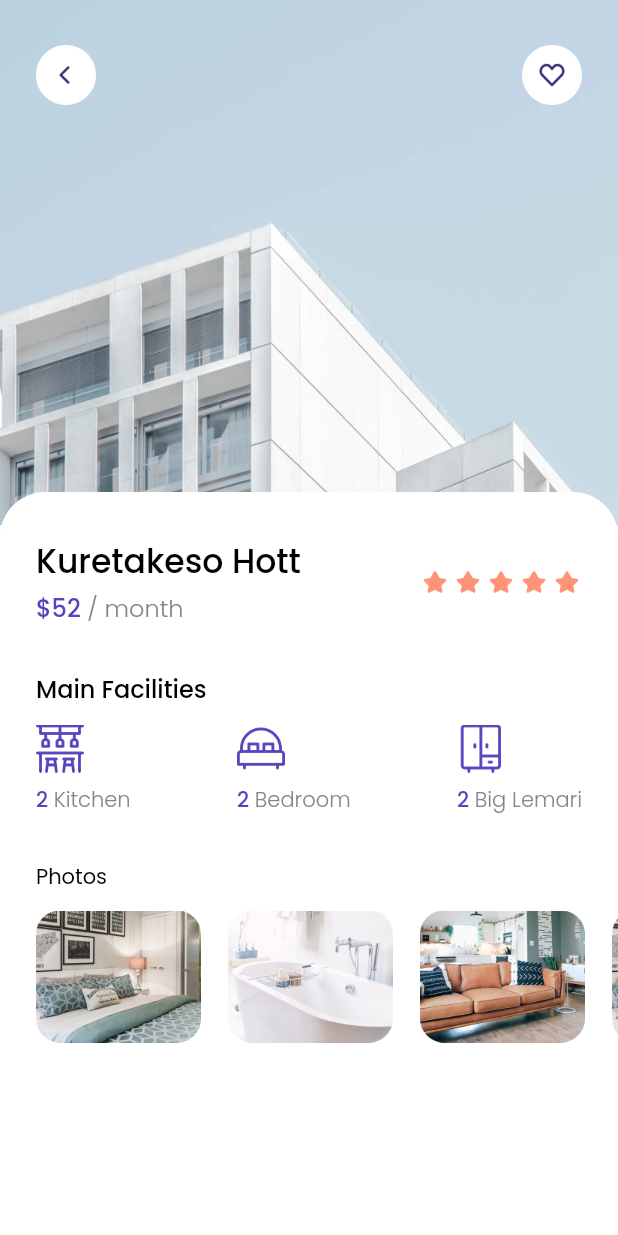
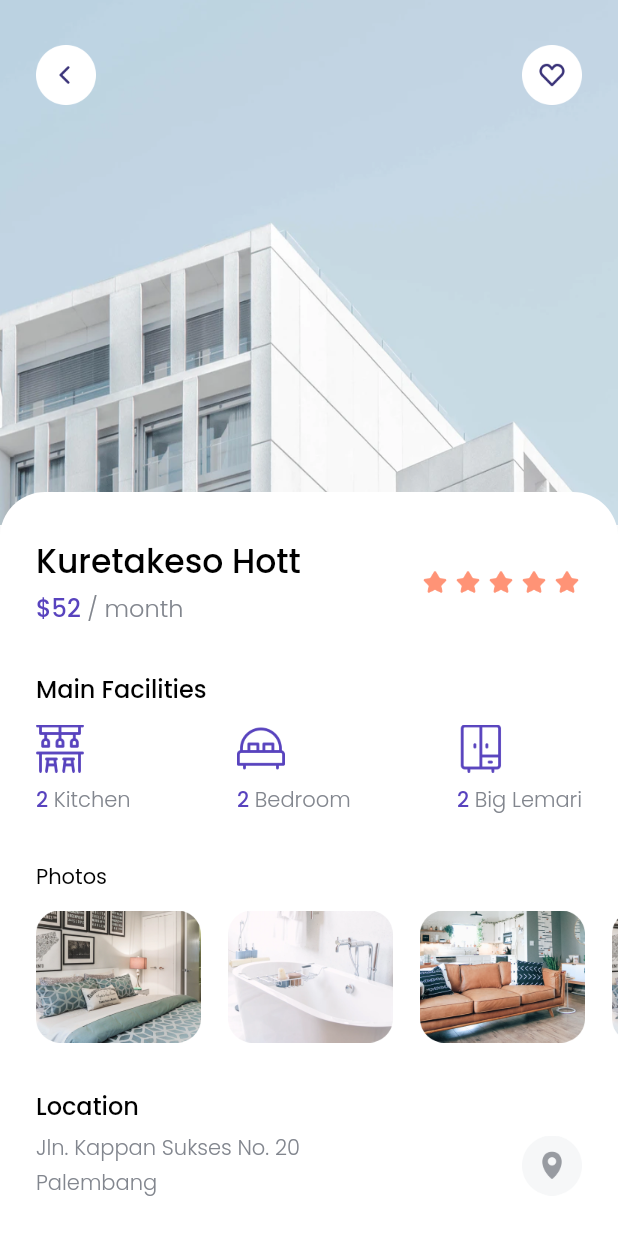
Before and after one commit to dyavas21/FindHouseApp, a Flutter app: the DetailPage screen opened directly, on a phone screen of 412 x 824 dp. Run offline on Flutter 3.47's test engine with Material 2 defaults, Android fonts, the light colour scheme and no system bars; our stand-ins replace google_fonts.

Commit message:
detail page 4

```diff
--- a/houseapp/lib/pages/detail_page.dart
+++ b/houseapp/lib/pages/detail_page.dart
@@ -42,16 +42,18 @@ class DetailPage extends StatelessWidget {
                 ],
               ),
             ),
-            Padding(
-              padding: const EdgeInsets.only(top: 328),
-              child: Container(
+            ListView(
+              children: [
+                SizedBox(
+                  height: 328,
+                ),
+                Container(
                   padding: EdgeInsets.only(
                     left: 24,
                     top: 30,
                     bottom: 40,
                   ),
-                width: double.infinity,
-                height: double.infinity,
+                  width: MediaQuery.of(context).size.width,
                   decoration: BoxDecoration(
                     color: Colors.white,
                     borderRadius: BorderRadius.only(
@@ -110,10 +112,19 @@ class DetailPage extends StatelessWidget {
                         height: 12,
                       ),
                       Slider(),
+                      SizedBox(
+                        height: 30,
+                      ),
+                      Location(),
+                      SizedBox(
+                        height: 40,
+                      ),
+                      Button(),
                     ],
                   ),
                 ),
-            )
+              ],
+            ),
           ],
         ),
       ),
@@ -218,4 +229,69 @@ class DetailPage extends StatelessWidget {
       ),
     );
   }
+
+  Widget Location() {
+    return Column(
+      crossAxisAlignment: CrossAxisAlignment.start,
+      children: [
+        Text(
+          'Location',
+          style: blackTestStyle.copyWith(
+            fontSize: 16,
+          ),
+        ),
+        SizedBox(
+          height: 6,
+        ),
+        Row(
+          children: [
+            Column(
+              crossAxisAlignment: CrossAxisAlignment.start,
+              children: [
+                Text(
+                  'Jln. Kappan Sukses No. 20',
+                  style: greyTestStyle,
+                ),
+                SizedBox(
+                  height: 2,
+                ),
+                Text(
+                  'Palembang',
+                  style: greyTestStyle,
+                ),
+              ],
+            ),
+            Spacer(),
+            Padding(
+              padding: const EdgeInsets.only(right: 24),
+              child: Image.asset(
+                'assets/btn_map.png',
+                width: 40,
+              ),
+            ),
+          ],
+        ),
+      ],
+    );
   }
+
+  Widget Button() {
+    return Container(
+      margin: EdgeInsets.only(right: 24),
+      height: 50,
+      width: double.infinity,
+      decoration: BoxDecoration(
+        borderRadius: BorderRadius.circular(17),
+        color: purpleColor,
+      ),
+      child: Center(
+        child: Text(
+          'Book Now',
+          style: whiteTestStyle.copyWith(
+            fontSize: 18,
+          ),
+        ),
+      ),
+    );
+  }
+}
```
Also changed, not shown: 1 other file. Lines whose indentation alone changed are shown as unchanged.
